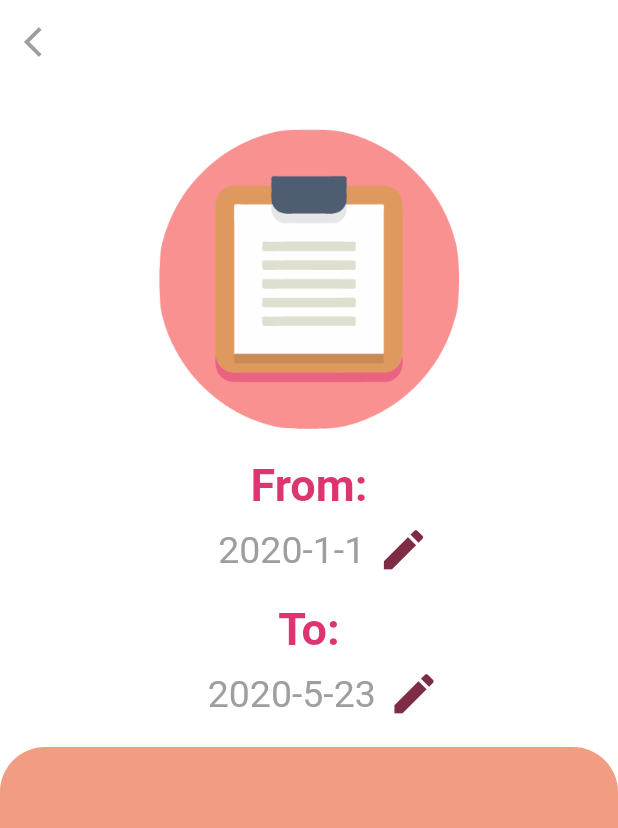
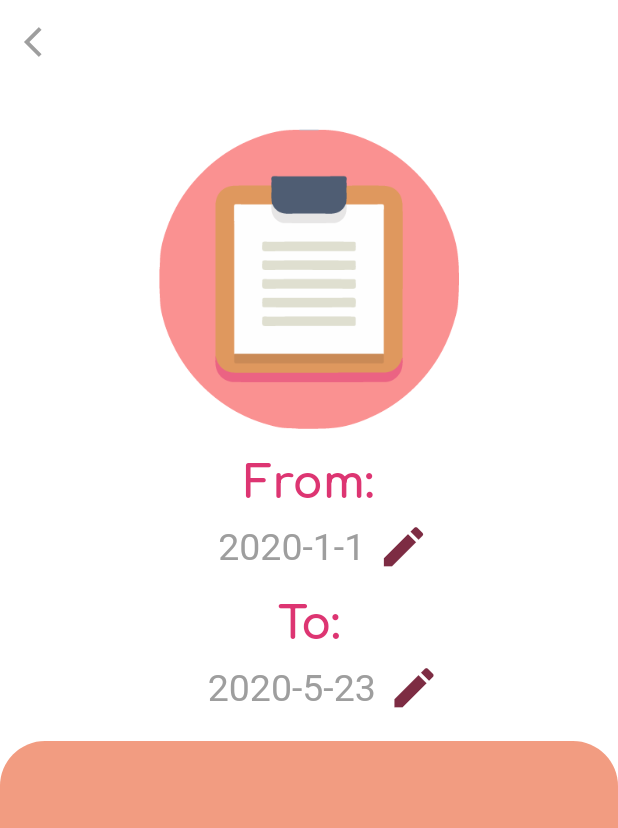
Before and after one commit to Afridee/Resto, a Flutter app: the dailyNeedsPage screen opened directly, item 2 of the bottom bar chosen, in the side drawer, after a tap on "Records", on a phone screen of 412 x 824 dp. Shown: the top 828 px of the screen. Run offline on Flutter 3.47's test engine with Material 2 defaults, Android fonts, the phone set to English and light mode, and no system bars; our stand-ins replace auto_size_text, cloud_firestore, connectivity, curved_navigation_bar, firebase_auth, modal_progress_hud and 3 more; missing offline and left inert: flutter_rounded_date_picker; accounts and stored records are empty; statements that could not run were skipped.

Commit message:
Final Product

```diff
--- a/lib/Screens/Cart.dart
+++ b/lib/Screens/Cart.dart
@@ -248,14 +248,14 @@ class _CartState extends State<Cart> {
                           children: <Widget>[
                             Text('Your',
                                 style: TextStyle(
-                                    fontFamily: 'Montserrat',
+                                    fontFamily: 'comfortaa',
                                     color: Colors.white,
                                     fontWeight: FontWeight.bold,
                                     fontSize: 25.0)),
                             SizedBox(width: 10.0),
                             Text('Cart',
                                 style: TextStyle(
-                                    fontFamily: 'Montserrat',
+                                    fontFamily: 'comfortaa',
                                     color: Colors.white,
                                     fontSize: 25.0))
                           ],
@@ -321,9 +321,9 @@ class _CartState extends State<Cart> {
                                         return Container(height: 0.0, width: 0.0);
                                       },
                                     ))),
-                            SizedBox(height: 15.0),
-                            Center(child: Text('Total: ৳${totalCost}', style: TextStyle(fontSize: 20, color: Color(0xffdd3572), fontFamily: 'Varela', fontWeight: FontWeight.bold),textAlign: TextAlign.right,)),
-                            SizedBox(height: 15.0),
+                            SizedBox(height: 10.0),
+                            Center(child: Text('Total: ৳${totalCost}', style: TextStyle(fontSize: 25, color: Color(0xffdd3572), fontFamily: 'Varela'),textAlign: TextAlign.right,)),
+                            SizedBox(height: 10.0),
                             InkWell(
                               onLongPress: (){
                                  if(totalCost>0 && connectedToInternet){
--- a/lib/Screens/Records.dart
+++ b/lib/Screens/Records.dart
@@ -93,6 +93,7 @@ class _RecordDataTableState extends State<RecordDataTable> {
               'From:',
               style: TextStyle(
                   fontSize: 30,
+                  fontFamily: 'comfortaa',
                   color: Color(0xffdd3572),
                   fontWeight: FontWeight.bold),
             )),
@@ -134,6 +135,7 @@ class _RecordDataTableState extends State<RecordDataTable> {
                 child: Text(
               'To:',
               style: TextStyle(
+                fontFamily: 'comfortaa',
                   fontSize: 30,
                   color: Color(0xffdd3572),
                   fontWeight: FontWeight.bold),
--- a/lib/Screens/Supplies_page.dart
+++ b/lib/Screens/Supplies_page.dart
@@ -71,14 +71,14 @@ class _suppliesPageState extends State<suppliesPage> {
                 children: <Widget>[
                   Text('Our',
                       style: TextStyle(
-                          fontFamily: 'Montserrat',
+                          fontFamily: 'comfortaa',
                           color: Colors.white,
                           fontWeight: FontWeight.bold,
                           fontSize: 25.0)),
                   SizedBox(width: 10.0),
                   Text('Products',
                       style: TextStyle(
-                          fontFamily: 'Montserrat',
+                          fontFamily: 'comfortaa',
                           color: Colors.white,
                           fontSize: 25.0))
                 ],
--- a/lib/Screens/daily_needs_page.dart
+++ b/lib/Screens/daily_needs_page.dart
@@ -149,14 +149,14 @@ class _dailyNeedsPageState extends State<dailyNeedsPage> {
                       children: <Widget>[
                         Text('Daily',
                             style: TextStyle(
-                                fontFamily: 'Montserrat',
+                                fontFamily: 'comfortaa',
                                 color: Colors.white,
                                 fontWeight: FontWeight.bold,
                                 fontSize: 25.0)),
                         SizedBox(width: 10.0),
                         Text('Needs',
                             style: TextStyle(
-                                fontFamily: 'Montserrat',
+                                fontFamily: 'comfortaa',
                                 color: Colors.white,
                                 fontSize: 25.0))
                       ],
--- a/lib/Screens/login_screen.dart
+++ b/lib/Screens/login_screen.dart
@@ -175,7 +175,9 @@ class _login_pageState extends State<login_page> {
                           2,
                           InkWell(
                             onTap: () {
-                              login();
+                              if(email!=null && password!=null){
+                                login();
+                              }
                             },
                             child: Container(
                               height: 50,
@@ -204,14 +206,14 @@ class _login_pageState extends State<login_page> {
                             style: TextStyle(
                                 color: Color(0xffdd3572), fontSize: 10.0)),
                         SizedBox(
-                          height: 20,
+                          height: 10,
                         ),
                         FadeAnimation(
                           1.5,
                           InkWell(
                             child: Text(
                               "Forgot Password?",
-                              style: TextStyle(color: Color(0xffdd3572)),
+                              style: TextStyle(color: Color(0xffdd3572), fontWeight: FontWeight.bold),
                             ),
                             onTap: () {
 															var route = new MaterialPageRoute(
```
Also changed, not shown: pubspec.yaml (+7 -0 lines), fonts/Comfortaa-Bold.ttf (added), fonts/Comfortaa-Light.ttf (added), fonts/Comfortaa-Medium.ttf (added), fonts/Comfortaa-Regular.ttf (added), fonts/Comfortaa-SemiBold.ttf (added), fonts/Comfortaa-VariableFont_wght.ttf (added).
